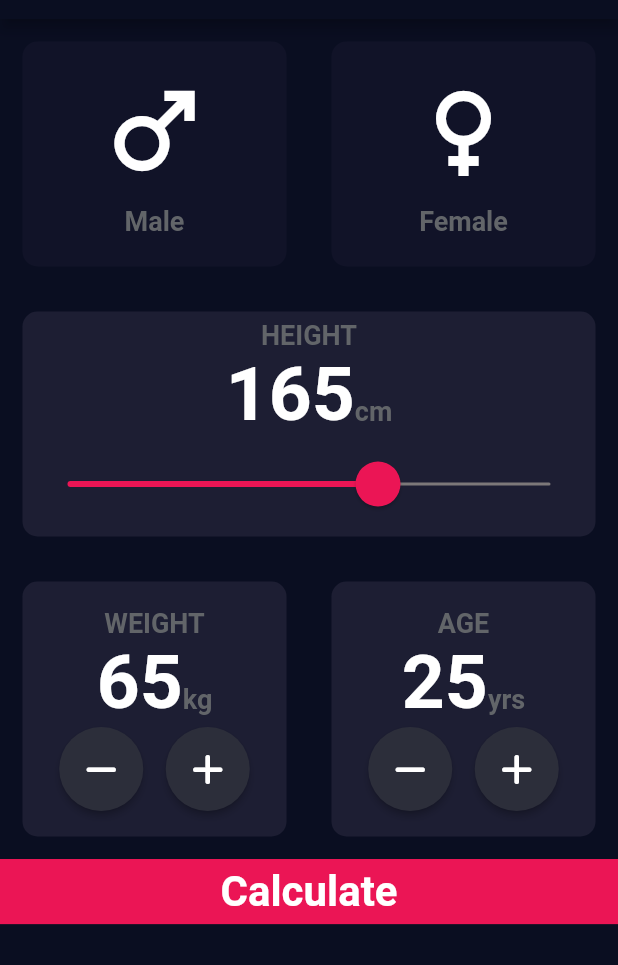
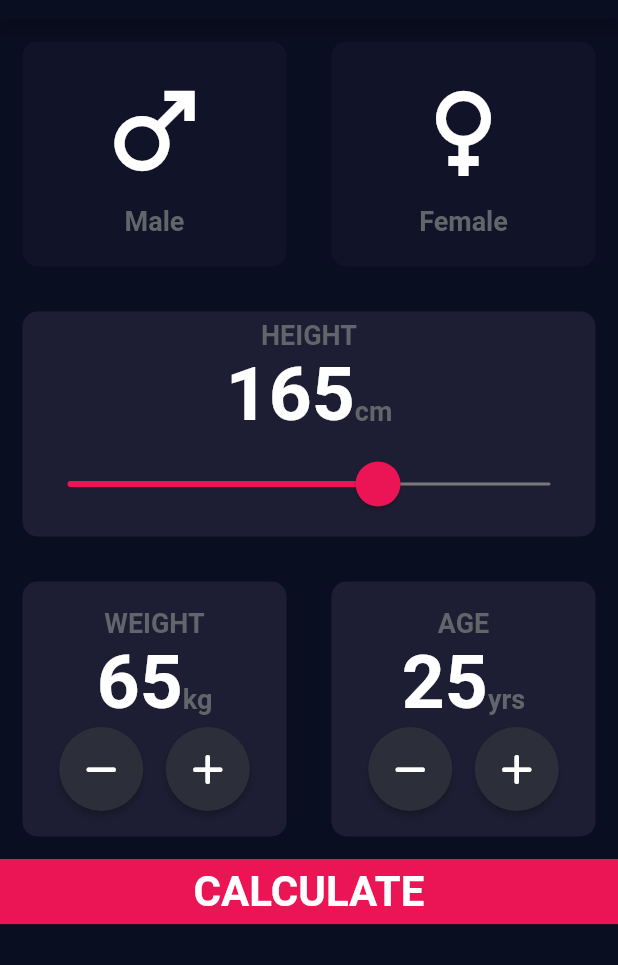
Before and after one commit to Siddhant742/BMI-Calculator, a Flutter app: the screen it shows after launch, on a phone screen of 412 x 824 dp, the part 65-1030 px from its top. Run offline on Flutter 3.47's test engine with Material 2 defaults, Android fonts, the phone set to English and light mode, and no system bars; our stand-ins replace font_awesome_flutter.

Commit message:
BMI Calculating functionality added

```diff
--- /dev/null
+++ b/lib/components/iconContent.dart
@@ -0,0 +1,26 @@
+import 'package:flutter/material.dart';
+import '../refactoredMethods.dart';
+
+class IconContent extends StatelessWidget {
+  IconData iconName;
+  String textData;
+
+  IconContent(this.iconName, this.textData);
+
+  @override
+  Widget build(BuildContext context) {
+    return Column(
+      mainAxisAlignment: MainAxisAlignment.center,
+      children: [
+        Icon(iconName, size: 80,),
+        SizedBox(
+          height: 10,
+        ),
+        Text(
+          textData,
+          style: kLabelTextStyle(),
+        )
+      ],
+    );
+  }
+}
--- /dev/null
+++ b/lib/components/reusableContainer.dart
@@ -0,0 +1,29 @@
+import 'package:bmi_calculator/refactoredMethods.dart';
+import 'package:flutter/material.dart';
+import 'package:font_awesome_flutter/font_awesome_flutter.dart';
+import 'iconContent.dart';
+import '../screens/input.dart';
+
+
+class ReusableContainer extends StatelessWidget {
+  final Widget containerChild;
+  final Color colour;
+  final double heightt;
+
+  ReusableContainer(this.colour, this.heightt, this.containerChild,
+      {super.key});
+
+  @override
+  Widget build(BuildContext context) {
+    return Container(
+      child: containerChild,
+      margin: EdgeInsets.all(15),
+      height: heightt,
+      width: double.infinity,
+      decoration: BoxDecoration(
+        color: colour,
+        borderRadius: BorderRadius.circular(10),
+      ),
+    );
+  }
+}
--- a/lib/iconContent.dart
+++ b/lib/components/roundIconButton.dart
@@ -1,29 +1,5 @@
 import 'package:flutter/material.dart';
-import 'refactoredMethods.dart';
 
-class IconContent extends StatelessWidget {
-  IconData iconName;
-  String textData;
-
-  IconContent(this.iconName, this.textData);
-
-  @override
-  Widget build(BuildContext context) {
-    return Column(
-      mainAxisAlignment: MainAxisAlignment.center,
-      children: [
-        Icon(iconName, size: 80,),
-        SizedBox(
-          height: 10,
-        ),
-        Text(
-          textData,
-          style: kLabelTextStyle(),
-        )
-      ],
-    );
-  }
-}
 class RoundIconButton extends StatelessWidget {
 
   final IconData icon;
--- a/lib/reusableContainer.dart
+++ b/lib/components/rowWithNUmAndUnit.dart
@@ -1,33 +1,5 @@
 import 'package:bmi_calculator/refactoredMethods.dart';
 import 'package:flutter/material.dart';
-import 'package:font_awesome_flutter/font_awesome_flutter.dart';
-import 'iconContent.dart';
-import 'input.dart';
-
-
-class ReusableContainer extends StatelessWidget {
-  final Widget containerChild;
-  final Color colour;
-  final double heightt;
-
-  ReusableContainer(this.colour, this.heightt, this.containerChild,
-      {super.key});
-
-  @override
-  Widget build(BuildContext context) {
-    return Container(
-      child: containerChild,
-      margin: EdgeInsets.all(15),
-      height: heightt,
-      width: 173,
-      decoration: BoxDecoration(
-        color: colour,
-        borderRadius: BorderRadius.circular(10),
-      ),
-    );
-  }
-}
-
 
 class RowWithNumAndUint extends StatelessWidget {
   String numberText;
--- a/lib/main.dart
+++ b/lib/main.dart
@@ -1,5 +1,5 @@
 import 'package:flutter/material.dart';
-import 'input.dart';
+import 'screens/input.dart';
 
 void main() {
   runApp( MaterialApp(
--- a/lib/input.dart
+++ b/lib/screens/input.dart
@@ -1,14 +1,13 @@
-import 'package:bmi_calculator/results_page.dart';
+import 'package:bmi_calculator/screens/results_page.dart';
 import 'package:flutter/material.dart';
-import 'package:flutter/rendering.dart';
 import 'package:font_awesome_flutter/font_awesome_flutter.dart';
-import 'reusableContainer.dart';
-import 'iconContent.dart';
-import 'constants.dart';
-import 'refactoredMethods.dart';
-
-double sliderValue = 165;
-
+import '../bmiCalculator.dart';
+import '../components/reusableContainer.dart';
+import '../components/iconContent.dart';
+import '../components/rowWithNUmAndUnit.dart';
+import '../constants.dart';
+import '../refactoredMethods.dart';
+import '../components/roundIconButton.dart';
 
 class Input extends StatefulWidget {
   const Input({Key? key}) : super(key: key);
@@ -19,6 +18,7 @@ class Input extends StatefulWidget {
 class _InputState extends State<Input> {
   Color maleColor = inactiveContainerColour;
   Color femaleColor = inactiveContainerColour;
+  int height = 165;
   Gender? genderType;
   int weight = 65;
   int age = 25;
@@ -76,28 +76,28 @@ class _InputState extends State<Input> {
                     'HEIGHT',
                     style: kLabelTextStyle(),
                   ),
-                  RowWithNumAndUint(sliderValue.round().toString(), 'cm'),
+                  RowWithNumAndUint(height.toString(), 'cm'),
                   SliderTheme(
                     data: SliderTheme.of(context).copyWith(
-                      thumbShape: RoundSliderThumbShape(
+                      thumbShape: const RoundSliderThumbShape(
                         enabledThumbRadius: 15,
                       ),
-                      overlayShape: RoundSliderOverlayShape(
+                      overlayShape: const RoundSliderOverlayShape(
                         overlayRadius: 30,
                       ),
                       thumbColor: const Color(0xFFEB1555),
                       overlayColor: const Color(0x29EB1555),
-                      activeTrackColor: Color(0xFFEB1555),
-                      inactiveTrackColor: Color(0xFF7C7879),
+                      activeTrackColor: const Color(0xFFEB1555),
+                      inactiveTrackColor: const Color(0xFF7C7879),
                       trackHeight: 2,
                     ),
                     child: Slider(
-                        value: sliderValue,
+                        value: height.toDouble(),
                         min: 30,
                         max: 240,
                         onChanged: (double value) {
                           setState(() {
-                            sliderValue = value;
+                            height = value.toInt();
                           });
                         }),
                   ),
@@ -123,22 +123,21 @@ class _InputState extends State<Input> {
                     Row(
                       mainAxisAlignment: MainAxisAlignment.center,
                       children: [
-                        RoundIconButton(FontAwesomeIcons.minus,(){
+                        RoundIconButton(FontAwesomeIcons.minus, () {
                           setState(() {
                             weight--;
                           });
                         }),
-                        SizedBox(width: 15,),
-                        RoundIconButton(FontAwesomeIcons.plus,(){
+                        const SizedBox(
+                          width: 15,
+                        ),
+                        RoundIconButton(FontAwesomeIcons.plus, () {
                           setState(() {
                             weight++;
                           });
                         })
-
                       ],
                     ),
-
-
                   ],
                 ),
               ),
@@ -158,18 +157,19 @@ class _InputState extends State<Input> {
                     Row(
                       mainAxisAlignment: MainAxisAlignment.center,
                       children: [
-                        RoundIconButton(FontAwesomeIcons.minus,(){
+                        RoundIconButton(FontAwesomeIcons.minus, () {
                           setState(() {
                             age--;
                           });
                         }),
-                        SizedBox(width: 15,),
-                        RoundIconButton(FontAwesomeIcons.plus,(){
+                        const SizedBox(
+                          width: 15,
+                        ),
+                        RoundIconButton(FontAwesomeIcons.plus, () {
                           setState(() {
                             age++;
                           });
                         })
-
                       ],
                     ),
                   ],
@@ -179,15 +179,25 @@ class _InputState extends State<Input> {
           ],
         ),
         GestureDetector(
-          onTap: (){
-            Navigator.push(
-              context,
-              MaterialPageRoute(builder: (context) => const ResultPage()),
-            );
+          onTap: () {
+            setState(() {
+              BMICalculator calculate = BMICalculator(weight, height);
+              Navigator.push(
+                context,
+                MaterialPageRoute(
+                  builder: (context) => ResultPage(
+                    calculate.calculateBMI(),
+                    calculate.getResult(),
+                    calculate.getInterpretation(),
+                  ),
+                ),
+              );
+            });
+
           },
           child: Container(
             // margin: EdgeInsets.only(top: 10),
-            color: Color(0xFFEB1555),
+            color: const Color(0xFFEB1555),
             width: double.infinity,
             height: 43.428,
             // margin: EdgeInsets.only(top: 10),
@@ -195,13 +205,13 @@ class _InputState extends State<Input> {
               mainAxisAlignment: MainAxisAlignment.center,
               children: const [
                 Text(
-                  'Calculate',
+                  'CALCULATE',
                   style: TextStyle(fontSize: 28, fontWeight: FontWeight.bold),
                 )
               ],
             ),
           ),
-        ),
+        )
       ],
     );
   }
```
Also changed, not shown: lib/bmiCalculator.dart (added, +31 -0 lines), lib/refactoredMethods.dart (+23 -1 lines), lib/results_page.dart (deleted, +0 -17 lines), lib/screens/results_page.dart (added, +79 -0 lines).
